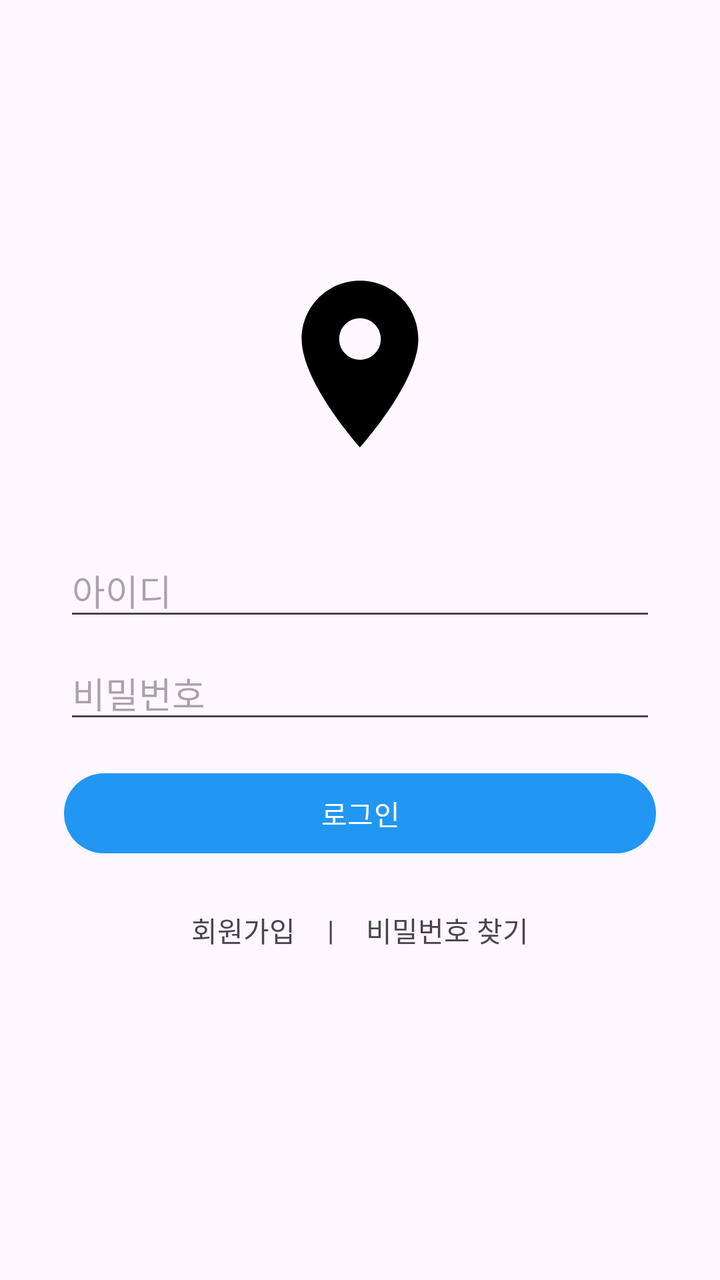
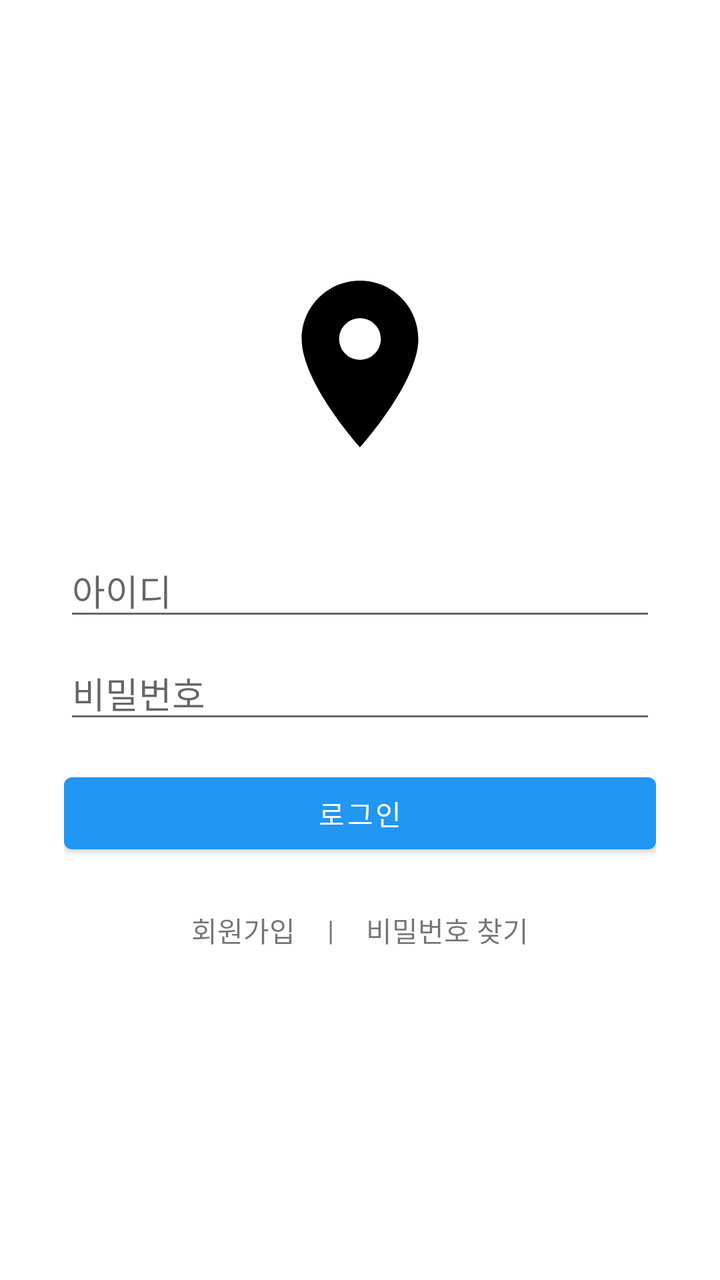

Before-and-after screenshots of an Android layout around one commit, followed by the original layout XML and the change that was made.
<!-- AndroidManifest.xml: application theme Theme.SocialMyMap -->
<!-- res/layout/activity_login.xml -->
<?xml version="1.0" encoding="utf-8"?>
<LinearLayout xmlns:android="http://schemas.android.com/apk/res/android"
    android:layout_width="match_parent"
    android:layout_height="match_parent"
    android:orientation="vertical"
    android:gravity="center_horizontal"
    android:padding="32dp">

    <ImageView
        android:layout_width="100dp"
        android:layout_height="100dp"
        android:layout_marginTop="100dp"
        android:layout_marginBottom="40dp"
        android:src="@drawable/ic_feature_marker" />

    <EditText
        android:id="@+id/et_userid"
        android:layout_width="match_parent"
        android:layout_height="wrap_content"
        android:hint="아이디"
        android:inputType="text"
        android:layout_marginBottom="8dp"/>

    <EditText
        android:id="@+id/et_password"
        android:layout_width="match_parent"
        android:layout_height="wrap_content"
        android:hint="비밀번호"
        android:inputType="textPassword"
        android:layout_marginBottom="16dp"/>

    <Button
        android:id="@+id/btn_login"
        android:layout_width="match_parent"
        android:layout_height="wrap_content"
        android:text="로그인" />

    <LinearLayout
        android:layout_width="match_parent"
        android:layout_height="wrap_content"
        android:orientation="horizontal"
        android:gravity="center"
        android:layout_marginTop="16dp">

        <TextView
            android:id="@+id/tv_register"
            android:layout_width="wrap_content"
            android:layout_height="wrap_content"
            android:text="회원가입"
            android:padding="8dp"/>

        <TextView
            android:layout_width="wrap_content"
            android:layout_height="wrap_content"
            android:text="|"
            android:padding="8dp"/>

        <TextView
            android:id="@+id/tv_find_password"
            android:layout_width="wrap_content"
            android:layout_height="wrap_content"
            android:text="비밀번호 찾기"
            android:padding="8dp"/>
    </LinearLayout>

</LinearLayout>
<!-- resources referenced by this layout -->
<resources>
  <!-- drawable ic_feature_marker (drawable) -->
  <vector xmlns:android="http://schemas.android.com/apk/res/android" android:height="24dp" android:tint="#000000" android:viewportHeight="24" android:viewportWidth="24" android:width="24dp">
        
      <path android:fillColor="@android:color/white" android:pathData="M12,2C8.13,2 5,5.13 5,9c0,5.25 7,13 7,13s7,-7.75 7,-13c0,-3.87 -3.13,-7 -7,-7zM12,11.5c-1.38,0 -2.5,-1.12 -2.5,-2.5s1.12,-2.5 2.5,-2.5 2.5,1.12 2.5,2.5 -1.12,2.5 -2.5,2.5z"/>
      
  </vector>
  <style name="Theme.SocialMyMap" parent="Base.Theme.SocialMyMap" />
  <style name="Base.Theme.SocialMyMap" parent="Theme.Material3.DayNight">
      
      <item name="colorPrimary">#2196F3</item>
      <item name="colorPrimaryVariant">#1976D2</item>
      <item name="colorOnPrimary">@color/white</item>
      
      <item name="colorSecondary">#03A9F4</item>
      <item name="colorSecondaryVariant">#0288D1</item>
      <item name="colorOnSecondary">@color/black</item>
      
      <item name="android:statusBarColor" tools:targetApi="l">?attr/colorPrimaryVariant</item>
      
    </style>
  <color name="white">#FFFFFFFF</color>
  <color name="black">#FF000000</color>
</resources>

<!-- the commit's change to res/layout/activity_login.xml (unified diff, before → after) -->
@@ -4,7 +4,11 @@
     android:layout_height="match_parent"
     android:orientation="vertical"
     android:gravity="center_horizontal"
-    android:padding="32dp">
+    android:paddingStart="32dp"
+    android:paddingEnd="32dp"
+    android:paddingTop="32dp"
+    android:paddingBottom="32dp"
+    android:fitsSystemWindows="true">
 
     <ImageView
         android:layout_width="100dp"
<!-- resource entries referenced after the edit -->
@@ -6,21 +6,31 @@
       <path android:fillColor="@android:color/white" android:pathData="M12,2C8.13,2 5,5.13 5,9c0,5.25 7,13 7,13s7,-7.75 7,-13c0,-3.87 -3.13,-7 -7,-7zM12,11.5c-1.38,0 -2.5,-1.12 -2.5,-2.5s1.12,-2.5 2.5,-2.5 2.5,1.12 2.5,2.5 -1.12,2.5 -2.5,2.5z"/>
       
   </vector>
-  <style name="Theme.SocialMyMap" parent="Base.Theme.SocialMyMap" />
-  <style name="Base.Theme.SocialMyMap" parent="Theme.Material3.DayNight">
-      
-      <item name="colorPrimary">#2196F3</item>
-      <item name="colorPrimaryVariant">#1976D2</item>
-      <item name="colorOnPrimary">@color/white</item>
-      
-      <item name="colorSecondary">#03A9F4</item>
-      <item name="colorSecondaryVariant">#0288D1</item>
-      <item name="colorOnSecondary">@color/black</item>
-      
-      <item name="android:statusBarColor" tools:targetApi="l">?attr/colorPrimaryVariant</item>
-      
-    </style>
+  <style name="Theme.SocialMyMap" parent="Theme.MaterialComponents.DayNight.DarkActionBar">
+          
+          <item name="colorPrimary">@color/blue_500</item>
+          <item name="colorPrimaryVariant">@color/blue_700</item>
+          <item name="colorOnPrimary">@color/white</item>
+          
+          <item name="colorSecondary">@color/teal_200</item>
+          <item name="colorSecondaryVariant">@color/teal_700</item>
+          <item name="colorOnSecondary">@color/black</item>
+          
+          <item name="android:statusBarColor" tools:targetApi="l">?attr/colorPrimaryVariant</item>
+          
+  
+          
+          <item name="android:windowDrawsSystemBarBackgrounds">true</item>
+          <item name="android:statusBarColor">@android:color/transparent</item>
+          <item name="android:navigationBarColor">@android:color/transparent</item>
+          <item name="android:windowLightStatusBar">true</item>
+          <item name="android:windowLightNavigationBar" tools:targetApi="o_mr1">true</item>
+      </style>
+  <color name="blue_500">#2196F3</color>
+  <color name="blue_700">#1976D2</color>
   <color name="white">#FFFFFFFF</color>
+  <color name="teal_200">#FF03DAC5</color>
+  <color name="teal_700">#FF018786</color>
   <color name="black">#FF000000</color>
 </resources>
 
